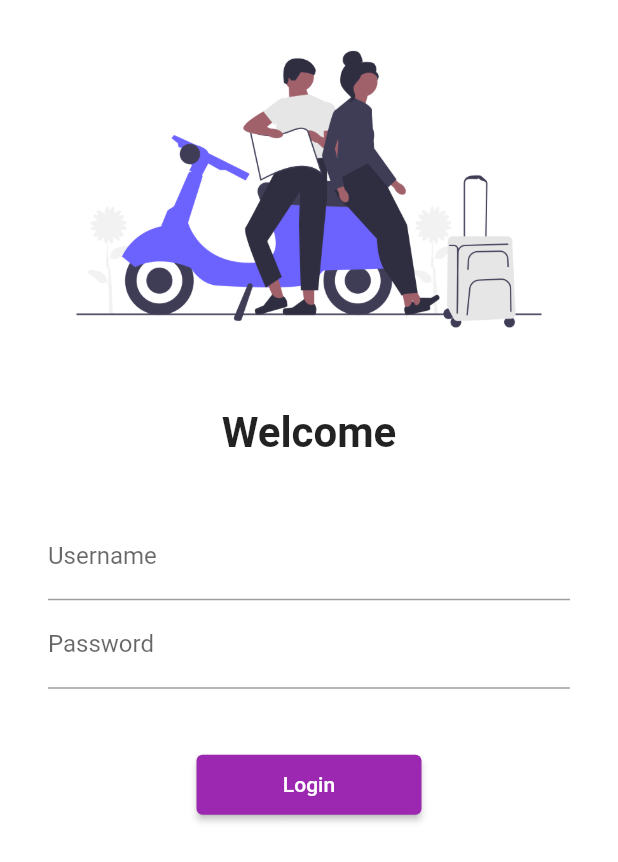
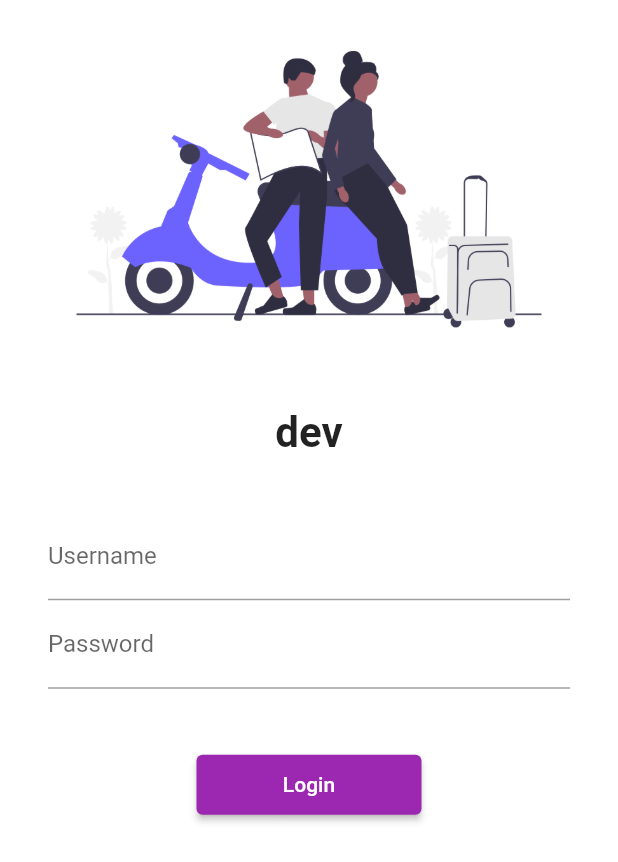
Before and after one commit to DevanshPandya19/Flutter2025, a Flutter app: the screen it shows after launch, on a phone screen of 412 x 824 dp. Shown: the top 862 px of the screen. Run offline on Flutter 3.47's test engine with Material 2 defaults, Android fonts, the phone set to English and light mode, and no system bars.

Commit message:
i have learn some new concepts

```diff
--- a/lib/pages/LoginPage.dart
+++ b/lib/pages/LoginPage.dart
@@ -17,7 +17,7 @@ class LoginPage extends StatelessWidget {
             SizedBox(
               height: 20,
             ),
-            Text("Welcome",
+            Text("dev",
               style: TextStyle(
                 fontSize: 28,
                 fontWeight: FontWeight.bold
```
